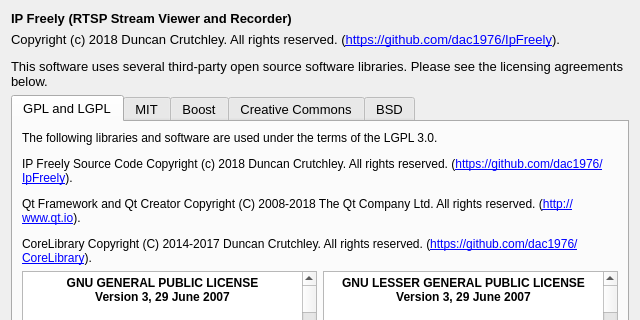
Above: Source/IpFreelyAbout.ui from dac1976/IP-Freely before the change; both pictures show x 0 to 640 and y 0 to 320 of the 640 by 480 pixel window. Below: the same form after it.
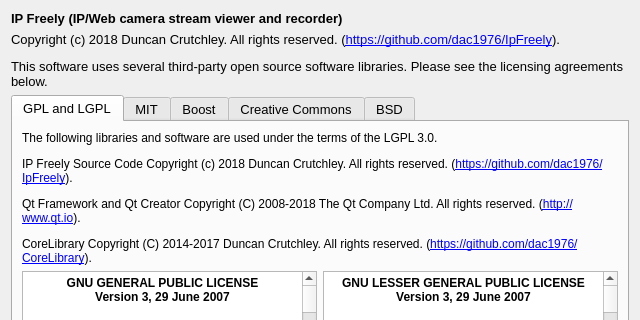
That is the form after the change.

Commit message: Now supports webcames and any type of IUP stream compatible with openCV

```diff
--- a/Source/IpFreelyAbout.ui
+++ b/Source/IpFreelyAbout.ui
@@ -41,7 +41,7 @@
       </font>
      </property>
      <property name="text">
-      <string>IP Freely (RTSP Stream Viewer and Recorder)</string>
+      <string>IP Freely (IP/Web camera stream viewer and recorder)</string>
      </property>
      <property name="wordWrap">
       <bool>true</bool>
```
The commit also changes 10 other files.
